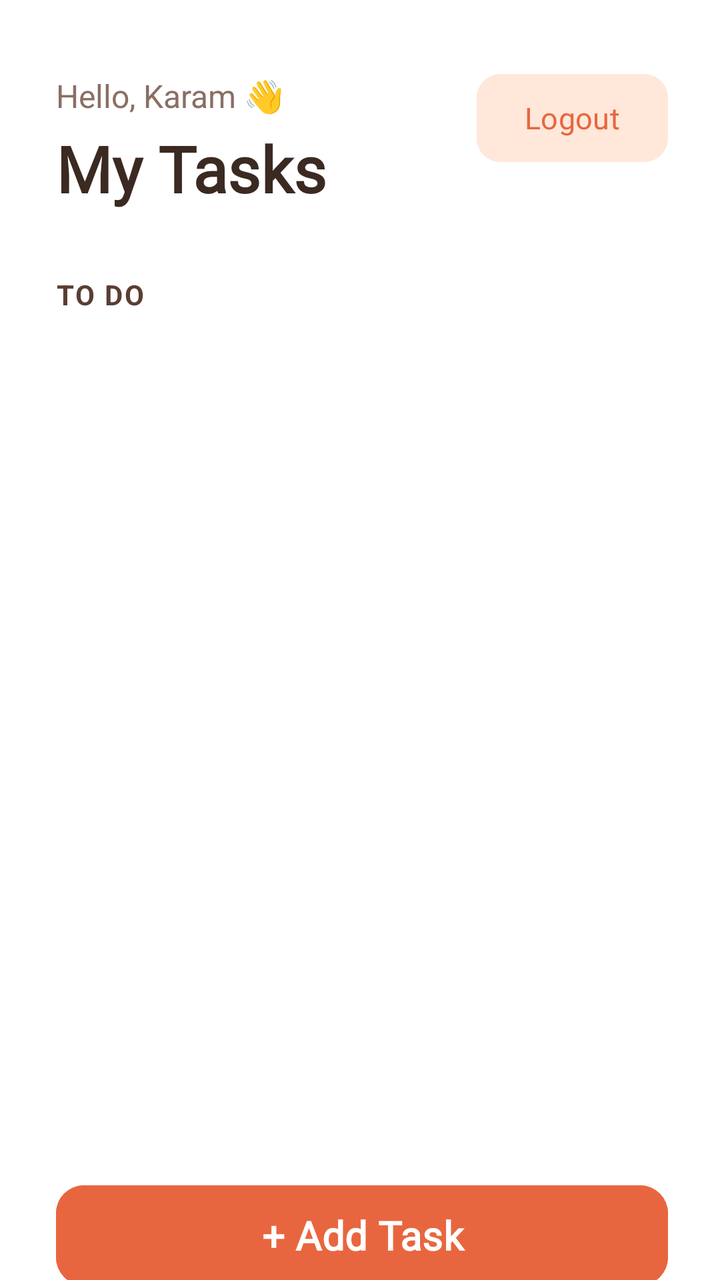
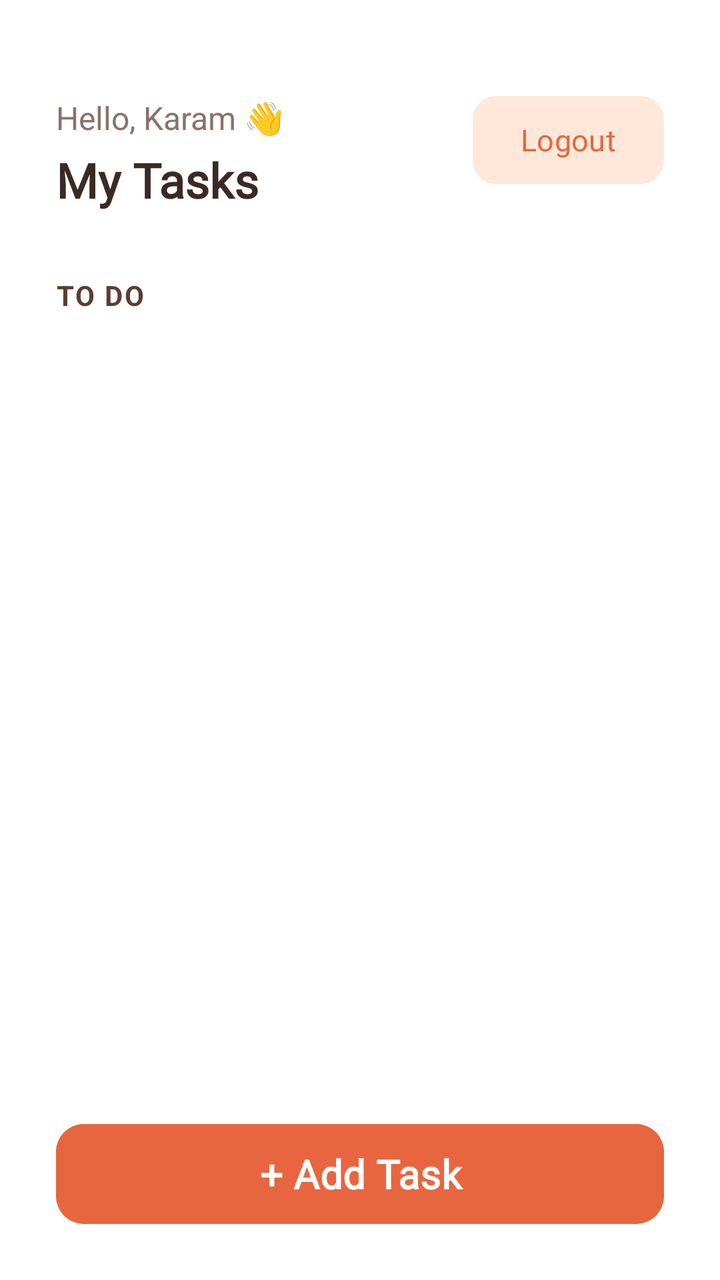

The first picture is an Android layout as it rendered before a commit; the second is the same layout after the commit. The layout source and the unified diff follow.
<!-- AndroidManifest.xml: application theme Theme.TodoApplication -->
<!-- res/layout/activity_main.xml -->
<?xml version="1.0" encoding="utf-8"?>
<ScrollView xmlns:android="http://schemas.android.com/apk/res/android"
    xmlns:app="http://schemas.android.com/apk/res-auto"
    xmlns:tools="http://schemas.android.com/tools"
    android:id="@+id/main"
    android:layout_width="match_parent"
    android:layout_height="match_parent"
    android:background="@color/white"
    android:clipToPadding="false"
    android:fillViewport="true"
    android:overScrollMode="never"
    android:scrollbars="none"
    tools:context=".modules.home.MainActivity">

    <LinearLayout
        android:layout_width="match_parent"
        android:layout_height="wrap_content"
        android:orientation="vertical"
        android:paddingStart="28dp"
        android:paddingTop="37dp"
        android:paddingEnd="26dp"
        android:paddingBottom="24dp">

        
        <RelativeLayout
            android:layout_width="match_parent"
            android:layout_height="wrap_content">

            <TextView
                android:id="@+id/tvGreeting"
                android:layout_width="wrap_content"
                android:layout_height="wrap_content"
                android:text="@string/userName"
                android:textColor="@color/subtitle_text"
                android:textSize="16sp" />

            <TextView
                android:layout_width="wrap_content"
                android:layout_height="wrap_content"
                android:layout_below="@id/tvGreeting"
                android:layout_marginTop="4dp"
                android:fontFamily="@font/kanit_bold"
                android:text="@string/my_tasks"
                android:textColor="@color/title_text"
                android:textSize="32sp"
                android:textStyle="bold" />

            <com.google.android.material.button.MaterialButton
                android:id="@+id/btnLogout"
                android:layout_width="wrap_content"
                android:layout_height="44dp"
                android:layout_alignParentEnd="true"
                android:backgroundTint="@color/sec_bg"
                android:fontFamily="@font/kanit_bold"
                android:insetTop="0dp"
                android:insetBottom="0dp"
                android:text="Logout"
                android:textAllCaps="false"
                android:textColor="@color/tf_primary"
                android:textSize="15sp"
                app:cornerRadius="12dp" />
        </RelativeLayout>

        
        <TextView
            android:id="@+id/tvTodoLabel"
            android:layout_width="wrap_content"
            android:layout_height="wrap_content"
            android:layout_marginTop="32dp"
            android:letterSpacing="0.06"
            android:text="@string/todo"
            android:textColor="@color/label_text"
            android:textSize="14sp"
            android:textStyle="bold" />

        <Space
            android:layout_width="match_parent"
            android:layout_height="400dp"
            />

        
        <com.google.android.material.button.MaterialButton
            android:id="@+id/btnAddTask"
            android:layout_width="match_parent"
            android:layout_height="58dp"
            android:layout_marginTop="32dp"
            android:backgroundTint="@color/tf_primary"
            android:fontFamily="@font/kanit_bold"
            android:text="@string/add_task"
            android:textAllCaps="false"
            android:textColor="@color/white"
            android:textSize="20sp"
            android:textStyle="bold"
            app:cornerRadius="14dp" />

    </LinearLayout>
</ScrollView>
<!-- resources referenced by this layout -->
<resources>
  <color name="label_text">#5A3E33</color>
  <color name="sec_bg">#FFE8D9</color>
  <color name="subtitle_text">#8A6F63</color>
  <color name="tf_primary">#E8663F</color>
  <color name="title_text">#3B2A22</color>
  <color name="white">#FFFFFFFF</color>
  <string name="add_task">+ Add Task</string>
  <string name="my_tasks">My Tasks</string>
  <string name="todo">TO DO</string>
  <string name="userName">Hello, Karam 👋</string>
  <style name="Theme.TodoApplication" parent="Base.Theme.TodoApplication" />
  <style name="Base.Theme.TodoApplication" parent="Theme.Material3.DayNight.NoActionBar">
          
          
      </style>
</resources>

<!-- the commit's change to res/layout/activity_main.xml (unified diff, before → after) -->
@@ -10,15 +10,15 @@
     android:fillViewport="true"
     android:overScrollMode="never"
     android:scrollbars="none"
-    tools:context=".modules.home.MainActivity">
+    tools:context=".modules.home.view.MainActivity">
 
     <LinearLayout
         android:layout_width="match_parent"
         android:layout_height="wrap_content"
         android:orientation="vertical"
         android:paddingStart="28dp"
-        android:paddingTop="37dp"
-        android:paddingEnd="26dp"
+        android:paddingTop="48dp"
+        android:paddingEnd="28dp"
         android:paddingBottom="24dp">
 
         
@@ -31,7 +31,7 @@
                 android:layout_width="wrap_content"
                 android:layout_height="wrap_content"
                 android:text="@string/userName"
-                android:textColor="@color/subtitle_text"
+                android:textColor="@color/tf_text_secondary"
                 android:textSize="16sp" />
 
             <TextView
@@ -42,7 +42,7 @@
                 android:fontFamily="@font/kanit_bold"
                 android:text="@string/my_tasks"
                 android:textColor="@color/title_text"
-                android:textSize="32sp"
+                android:textSize="24sp"
                 android:textStyle="bold" />
 
             <com.google.android.material.button.MaterialButton
@@ -73,17 +73,58 @@
             android:textSize="14sp"
             android:textStyle="bold" />
 
-        <Space
+        
+        <FrameLayout
             android:layout_width="match_parent"
-            android:layout_height="400dp"
-            />
+            android:layout_height="0dp"
+            android:layout_marginTop="16dp"
+            android:layout_weight="1">
+
+            <androidx.recyclerview.widget.RecyclerView
+                android:id="@+id/rvTasks"
+                android:layout_width="match_parent"
+                android:layout_height="wrap_content"
+                android:nestedScrollingEnabled="false"
+                android:overScrollMode="never" />
+
+            <LinearLayout
+                android:id="@+id/layoutEmptyState"
+                android:layout_width="match_parent"
+                android:layout_height="wrap_content"
+                android:layout_gravity="center"
+                android:gravity="center"
+                android:orientation="vertical"
+                android:paddingVertical="48dp"
+                android:visibility="gone">
+
+                <TextView
+                    android:layout_width="wrap_content"
+                    android:layout_height="wrap_content"
+                    android:fontFamily="@font/kanit_bold"
+                    android:text="No tasks yet!"
+                    android:textColor="@color/title_text"
+                    android:textSize="20sp"
+                    android:textStyle="bold" />
+
+                <TextView
+                    android:layout_width="wrap_content"
+                    android:layout_height="wrap_content"
+                    android:layout_marginTop="6dp"
+                    android:fontFamily="@font/kanit_regular"
+                    android:gravity="center"
+                    android:textColor="@color/subtitle_text"
+                    android:textSize="15sp"
+                    android:text="@string/empty_tasks_subtitle" />
+            </LinearLayout>
+
+        </FrameLayout>
 
         
         <com.google.android.material.button.MaterialButton
             android:id="@+id/btnAddTask"
             android:layout_width="match_parent"
             android:layout_height="58dp"
-            android:layout_marginTop="32dp"
+            android:layout_marginTop="24dp"
             android:backgroundTint="@color/tf_primary"
             android:fontFamily="@font/kanit_bold"
             android:text="@string/add_task"
<!-- resource entries referenced after the edit -->
@@ -4,9 +4,11 @@
   <color name="sec_bg">#FFE8D9</color>
   <color name="subtitle_text">#8A6F63</color>
   <color name="tf_primary">#E8663F</color>
+  <color name="tf_text_secondary">#8A7268</color>
   <color name="title_text">#3B2A22</color>
   <color name="white">#FFFFFFFF</color>
   <string name="add_task">+ Add Task</string>
+  <string name="empty_tasks_subtitle">Tap "Add Task" below to organize your day.</string>
   <string name="my_tasks">My Tasks</string>
   <string name="todo">TO DO</string>
   <string name="userName">Hello, Karam 👋</string>
